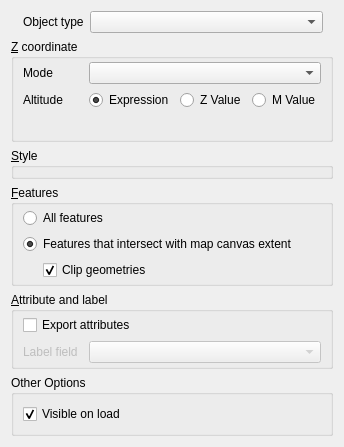
Qt form ui/vectorproperties.ui (minorua/Qgis2threejs) before a commit.
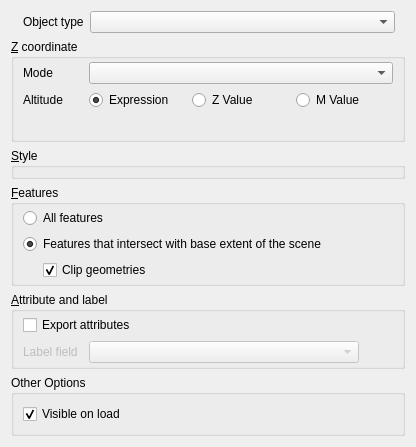
The same form after that commit. Custom widgets are drawn as their Qt base class.

Commit message: [ui] filter features with base extent of the scene, not map canvas extent

Diff of the .ui file:
```diff
--- a/ui/vectorproperties.ui
+++ b/ui/vectorproperties.ui
@@ -6,8 +6,8 @@
    <rect>
     <x>0</x>
     <y>0</y>
-    <width>340</width>
-    <height>402</height>
+    <width>416</width>
+    <height>446</height>
    </rect>
   </property>
   <property name="windowTitle">
@@ -208,7 +208,7 @@
       <item>
        <widget class="QRadioButton" name="radioButton_IntersectingFeatures">
         <property name="text">
-         <string>Features that intersect with map canvas extent</string>
+         <string>Features that intersect with base extent of the scene</string>
         </property>
         <property name="checked">
          <bool>true</bool>
```
The commit also changes 3 other files.
